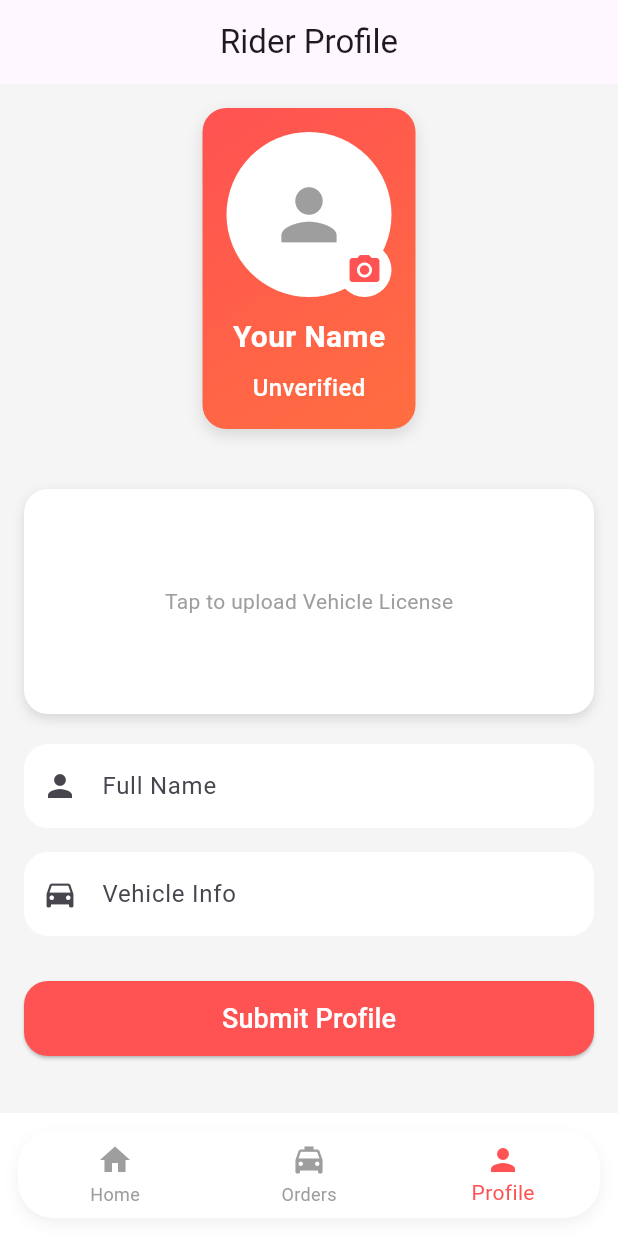
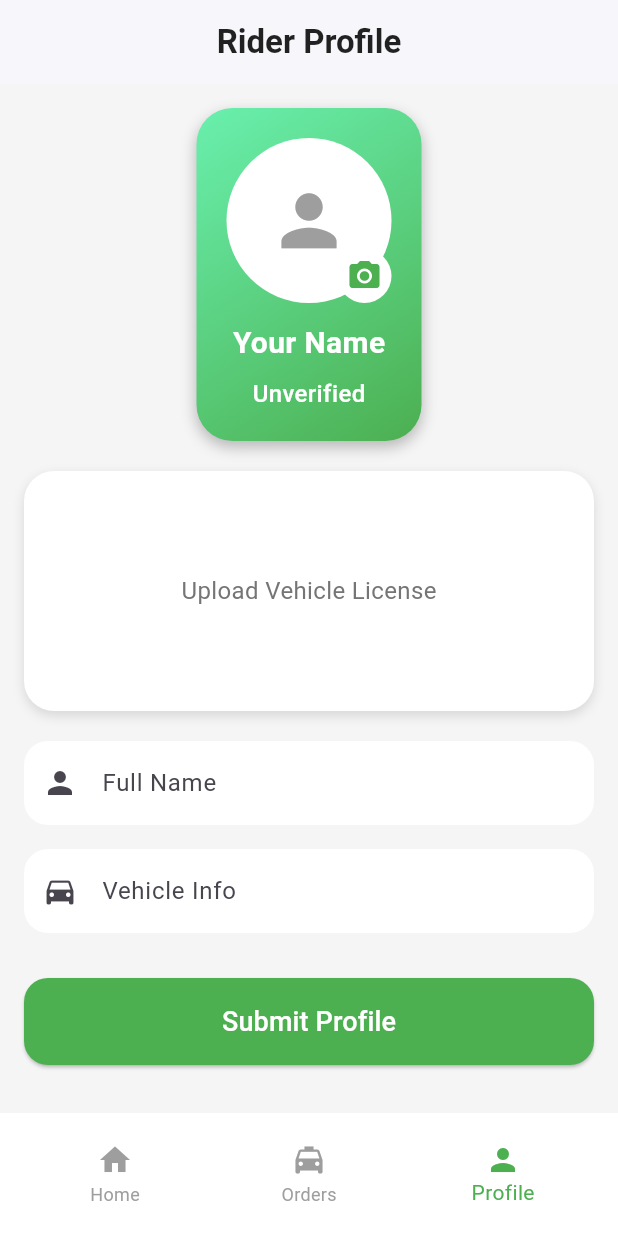
Before and after one commit to sandeshkhadka283/riderapp, a Flutter app: the HomeScreen screen opened by its route, item 3 of the bottom bar chosen, on a phone screen of 412 x 824 dp. Run offline on Flutter 3.47's test engine with Material 3 defaults, Android fonts, the phone set to English and light mode, and no system bars; our stand-ins replace image_picker; missing offline and left inert: mobile_scanner.

Commit message:
added qr scanner  ui and order screen ui changes

```diff
--- a/lib/screens/home_screen.dart
+++ b/lib/screens/home_screen.dart
@@ -1,5 +1,6 @@
 import 'package:flutter/material.dart';
 import 'package:riderapp/screens/profile_page.dart';
+import 'package:riderapp/screens/qr.dart';
 import 'orders/orders_screen.dart';
 
 class HomeScreen extends StatefulWidget {
@@ -73,8 +74,9 @@ class _HomeScreenState extends State<HomeScreen> {
                 "👋 Hello, Rider",
                 style: TextStyle(fontSize: 22, fontWeight: FontWeight.bold),
               ),
+
               CircleAvatar(
-                backgroundColor: Colors.redAccent,
+                backgroundColor: Colors.green,
                 radius: 26,
                 child: const Icon(Icons.person, color: Colors.white, size: 28),
               ),
@@ -206,7 +208,7 @@ class _HomeScreenState extends State<HomeScreen> {
   TableRow _buildTableHeader() {
     return TableRow(
       decoration: BoxDecoration(
-        color: Colors.redAccent.withOpacity(0.1),
+        color: Colors.green.withOpacity(0.1),
         borderRadius: BorderRadius.circular(12),
       ),
       children: const [
@@ -240,14 +242,19 @@ class _HomeScreenState extends State<HomeScreen> {
         ),
         _TableCell(
           data["cancelled"].toString(),
-          color: Colors.redAccent.withOpacity(0.9),
+          color: Colors.green.withOpacity(0.9),
         ),
       ],
     );
   }
 
   Widget _buildStatCard(
-      IconData icon, String title, int count, Color startColor, Color endColor) {
+    IconData icon,
+    String title,
+    int count,
+    Color startColor,
+    Color endColor,
+  ) {
     return Container(
       decoration: BoxDecoration(
         gradient: LinearGradient(
@@ -274,14 +281,20 @@ class _HomeScreenState extends State<HomeScreen> {
             Text(
               count.toString(),
               style: const TextStyle(
-                  color: Colors.white, fontSize: 24, fontWeight: FontWeight.bold),
+                color: Colors.white,
+                fontSize: 24,
+                fontWeight: FontWeight.bold,
+              ),
             ),
             const SizedBox(height: 4),
             Text(
               title,
               textAlign: TextAlign.center,
               style: const TextStyle(
-                  color: Colors.white70, fontSize: 13, fontWeight: FontWeight.w500),
+                color: Colors.white70,
+                fontSize: 13,
+                fontWeight: FontWeight.w500,
+              ),
             ),
           ],
         ),
@@ -306,14 +319,17 @@ class _HomeScreenState extends State<HomeScreen> {
       ),
       child: Row(
         children: [
-          const Icon(Icons.circle_notifications, color: Colors.redAccent, size: 28),
+          const Icon(Icons.circle_notifications, color: Colors.green, size: 28),
           const SizedBox(width: 12),
           Column(
             crossAxisAlignment: CrossAxisAlignment.start,
             children: [
               Text(
                 message,
-                style: const TextStyle(fontWeight: FontWeight.w500, fontSize: 15),
+                style: const TextStyle(
+                  fontWeight: FontWeight.w500,
+                  fontSize: 15,
+                ),
               ),
               const SizedBox(height: 2),
               Text(
@@ -328,9 +344,24 @@ class _HomeScreenState extends State<HomeScreen> {
   }
 
   @override
+  @override
   Widget build(BuildContext context) {
     return Scaffold(
       body: _pages[_selectedIndex],
+      floatingActionButton: _selectedIndex == 0
+          ? FloatingActionButton(
+              onPressed: () {
+                Navigator.push(
+                  context,
+                  MaterialPageRoute(builder: (_) => const QRScannerScreen()),
+                );
+              },
+              backgroundColor: Colors.green,
+              foregroundColor: Colors.white,
+              child: const Icon(Icons.qr_code_scanner, size: 28),
+            )
+          : null, // Only show FAB on Home tab
+      floatingActionButtonLocation: FloatingActionButtonLocation.centerFloat,
       bottomNavigationBar: Container(
         margin: const EdgeInsets.all(12),
         decoration: BoxDecoration(
@@ -338,7 +369,7 @@ class _HomeScreenState extends State<HomeScreen> {
           borderRadius: BorderRadius.circular(24),
           boxShadow: [
             BoxShadow(
-              color: Colors.grey.withOpacity(0.15),
+              color: const Color.fromARGB(255, 255, 255, 255).withOpacity(0.9),
               blurRadius: 8,
               offset: const Offset(0, 4),
             ),
@@ -347,14 +378,17 @@ class _HomeScreenState extends State<HomeScreen> {
         child: BottomNavigationBar(
           currentIndex: _selectedIndex,
           onTap: (index) => setState(() => _selectedIndex = index),
-          selectedItemColor: Colors.redAccent,
+          selectedItemColor: Colors.green,
           unselectedItemColor: Colors.grey,
           backgroundColor: Colors.transparent,
           elevation: 0,
           type: BottomNavigationBarType.fixed,
           items: const [
             BottomNavigationBarItem(icon: Icon(Icons.home), label: "Home"),
-            BottomNavigationBarItem(icon: Icon(Icons.local_taxi), label: "Orders"),
+            BottomNavigationBarItem(
+              icon: Icon(Icons.local_taxi),
+              label: "Orders",
+            ),
             BottomNavigationBarItem(icon: Icon(Icons.person), label: "Profile"),
           ],
         ),
--- a/lib/screens/profile_page.dart
+++ b/lib/screens/profile_page.dart
@@ -18,6 +18,7 @@ class _ProfilePageState extends State<ProfilePage> {
 
   String _status = "not_submitted"; // not_submitted, under_review, approved
 
+  // -------------------- Image Picker --------------------
   Future<void> _pickImage(bool isProfile) async {
     final picker = ImagePicker();
     final pickedFile = await picker.pickImage(
@@ -35,6 +36,7 @@ class _ProfilePageState extends State<ProfilePage> {
     }
   }
 
+  // -------------------- Submit Profile --------------------
   void _submitProfile() {
     if (_formKey.currentState!.validate()) {
       if (_profileImage == null || _licenseImage == null) {
@@ -56,43 +58,50 @@ class _ProfilePageState extends State<ProfilePage> {
     }
   }
 
+  // -------------------- Build UI --------------------
   @override
   Widget build(BuildContext context) {
     return Scaffold(
       backgroundColor: Colors.grey[100],
       appBar: AppBar(
         automaticallyImplyLeading: false,
-        title: const Text("Rider Profile"),
+        backgroundColor: Colors.white,
+        elevation: 1,
+        title: const Text(
+          "Rider Profile",
+          style: TextStyle(color: Colors.black87, fontWeight: FontWeight.bold),
+        ),
         centerTitle: true,
-        elevation: 0,
+        iconTheme: const IconThemeData(color: Colors.black87),
       ),
       body: SingleChildScrollView(
-        child: Padding(
-          padding: const EdgeInsets.all(16.0),
+        padding: const EdgeInsets.all(16),
         child: Column(
           children: [
-              _buildProfileHeader(),
+            _buildProfileHeader(), // -------------------- Header --------------------
             const SizedBox(height: 20),
-              _status == "approved" ? _buildProfileView() : _buildForm(),
+            _status == "approved"
+                ? _buildProfileView()
+                : _buildForm(), // Form or View
           ],
-          ),
         ),
       ),
     );
   }
 
+  // ================== PROFILE HEADER ==================
   Widget _buildProfileHeader() {
     return Container(
-      padding: const EdgeInsets.all(16),
+      padding: const EdgeInsets.all(20),
       decoration: BoxDecoration(
         gradient: const LinearGradient(
-          colors: [Colors.redAccent, Colors.deepOrangeAccent],
+          colors: [Colors.greenAccent, Colors.green],
           begin: Alignment.topLeft,
           end: Alignment.bottomRight,
         ),
-        borderRadius: BorderRadius.circular(16),
+        borderRadius: BorderRadius.circular(24),
         boxShadow: const [
-          BoxShadow(color: Colors.black12, blurRadius: 8, offset: Offset(0, 4)),
+          BoxShadow(color: Colors.black26, blurRadius: 8, offset: Offset(0, 4)),
         ],
       ),
       child: Column(
@@ -122,7 +131,7 @@ class _ProfilePageState extends State<ProfilePage> {
                     ),
                     child: const Icon(
                       Icons.camera_alt,
-                      color: Colors.redAccent,
+                      color: Colors.green,
                     ),
                   ),
                 ),
@@ -160,84 +169,32 @@ class _ProfilePageState extends State<ProfilePage> {
     );
   }
 
+  // ================== FORM ==================
   Widget _buildForm() {
     return Form(
       key: _formKey,
       child: Column(
+        crossAxisAlignment: CrossAxisAlignment.stretch,
         children: [
-          const SizedBox(height: 20),
-          GestureDetector(
+          _buildUploadCard(
+            title: "Upload Vehicle License",
+            file: _licenseImage,
             onTap: () => _pickImage(false),
-            child: Container(
-              height: 150,
-              width: double.infinity,
-              decoration: BoxDecoration(
-                color: Colors.white,
-                borderRadius: BorderRadius.circular(16),
-                boxShadow: const [
-                  BoxShadow(
-                    color: Colors.black12,
-                    blurRadius: 6,
-                    offset: Offset(0, 3),
-                  ),
-                ],
-                image: _licenseImage != null
-                    ? DecorationImage(
-                        image: FileImage(_licenseImage!),
-                        fit: BoxFit.cover,
-                      )
-                    : null,
-              ),
-              child: _licenseImage == null
-                  ? const Center(
-                      child: Text(
-                        "Tap to upload Vehicle License",
-                        style: TextStyle(color: Colors.grey),
-                      ),
-                    )
-                  : null,
-            ),
           ),
           const SizedBox(height: 20),
-          TextFormField(
-            controller: _nameController,
-            decoration: InputDecoration(
-              labelText: "Full Name",
-              filled: true,
-              fillColor: Colors.white,
-              border: OutlineInputBorder(
-                borderRadius: BorderRadius.circular(16),
-                borderSide: BorderSide.none,
-              ),
-              prefixIcon: const Icon(Icons.person),
-            ),
-            validator: (value) =>
-                value == null || value.isEmpty ? "Enter your name" : null,
-          ),
+          _buildTextField(_nameController, "Full Name", Icons.person),
           const SizedBox(height: 16),
-          TextFormField(
-            controller: _vehicleController,
-            decoration: InputDecoration(
-              labelText: "Vehicle Info",
-              filled: true,
-              fillColor: Colors.white,
-              border: OutlineInputBorder(
-                borderRadius: BorderRadius.circular(16),
-                borderSide: BorderSide.none,
-              ),
-              prefixIcon: const Icon(Icons.directions_car),
-            ),
-            validator: (value) =>
-                value == null || value.isEmpty ? "Enter vehicle info" : null,
+          _buildTextField(
+            _vehicleController,
+            "Vehicle Info",
+            Icons.directions_car,
           ),
           const SizedBox(height: 30),
-          SizedBox(
-            width: double.infinity,
-            height: 50,
-            child: ElevatedButton(
+          ElevatedButton(
             onPressed: _submitProfile,
             style: ElevatedButton.styleFrom(
-                backgroundColor: Colors.redAccent,
+              backgroundColor: Colors.green,
+              padding: const EdgeInsets.symmetric(vertical: 16),
               shape: RoundedRectangleBorder(
                 borderRadius: BorderRadius.circular(16),
               ),
@@ -247,12 +204,12 @@ class _ProfilePageState extends State<ProfilePage> {
               style: TextStyle(fontSize: 18, color: Colors.white),
             ),
           ),
-          ),
         ],
       ),
     );
   }
 
+  // ================== PROFILE VIEW ==================
   Widget _buildProfileView() {
     return Column(
       children: [
@@ -265,38 +222,91 @@ class _ProfilePageState extends State<ProfilePage> {
           _vehicleController.text,
         ),
         const SizedBox(height: 12),
-        Container(
-          height: 200,
-          width: double.infinity,
+        _buildImageCard(_licenseImage!),
+      ],
+    );
+  }
+
+  // ================== HELPER WIDGETS ==================
+  Widget _buildTextField(
+    TextEditingController controller,
+    String label,
+    IconData icon,
+  ) {
+    return TextFormField(
+      controller: controller,
+      decoration: InputDecoration(
+        labelText: label,
+        filled: true,
+        fillColor: Colors.white,
+        prefixIcon: Icon(icon),
+        border: OutlineInputBorder(
+          borderRadius: BorderRadius.circular(16),
+          borderSide: BorderSide.none,
+        ),
+      ),
+      validator: (value) =>
+          value == null || value.isEmpty ? "Enter $label" : null,
+    );
+  }
+
+  Widget _buildUploadCard({
+    required String title,
+    File? file,
+    required VoidCallback onTap,
+  }) {
+    return GestureDetector(
+      onTap: onTap,
+      child: Container(
+        height: 160,
         decoration: BoxDecoration(
-            borderRadius: BorderRadius.circular(16),
-            image: DecorationImage(
-              image: FileImage(_licenseImage!),
-              fit: BoxFit.cover,
-            ),
+          color: Colors.white,
+          borderRadius: BorderRadius.circular(20),
           boxShadow: const [
             BoxShadow(
               color: Colors.black12,
               blurRadius: 6,
-                offset: Offset(0, 4),
+              offset: Offset(0, 3),
             ),
           ],
+          image: file != null
+              ? DecorationImage(image: FileImage(file), fit: BoxFit.cover)
+              : null,
         ),
+        child: file == null
+            ? Center(
+                child: Text(
+                  title,
+                  style: TextStyle(color: Colors.grey[600], fontSize: 16),
                 ),
-        const SizedBox(height: 20),
-      ],
+              )
+            : null,
+      ),
     );
   }
 
   Widget _buildInfoCard(IconData icon, String title, String value) {
     return Card(
-      shape: RoundedRectangleBorder(borderRadius: BorderRadius.circular(16)),
-      elevation: 3,
+      shape: RoundedRectangleBorder(borderRadius: BorderRadius.circular(20)),
+      elevation: 4,
       child: ListTile(
-        leading: Icon(icon, color: Colors.redAccent),
+        leading: Icon(icon, color: Colors.green),
         title: Text(title, style: const TextStyle(fontWeight: FontWeight.bold)),
         subtitle: Text(value),
       ),
     );
   }
+
+  Widget _buildImageCard(File image) {
+    return Container(
+      height: 200,
+      decoration: BoxDecoration(
+        borderRadius: BorderRadius.circular(20),
+        image: DecorationImage(image: FileImage(image), fit: BoxFit.cover),
+        boxShadow: const [
+          BoxShadow(color: Colors.black12, blurRadius: 6, offset: Offset(0, 4)),
+        ],
+      ),
+    );
   }
+}
--- a/pubspec.yaml
+++ b/pubspec.yaml
@@ -35,6 +35,7 @@ dependencies:
   # Use with the CupertinoIcons class for iOS style icons.
   cupertino_icons: ^1.0.8
   image_picker: ^1.2.0
+  mobile_scanner: ^7.1.2
 
 dev_dependencies:
   flutter_test:
```
Also changed, not shown: lib/screens/orders/order_detail_page.dart (+10 -8 lines), lib/screens/qr.dart (added, +223 -0 lines), pubspec.lock, 2 other files. Lines whose indentation alone changed are shown as unchanged.
